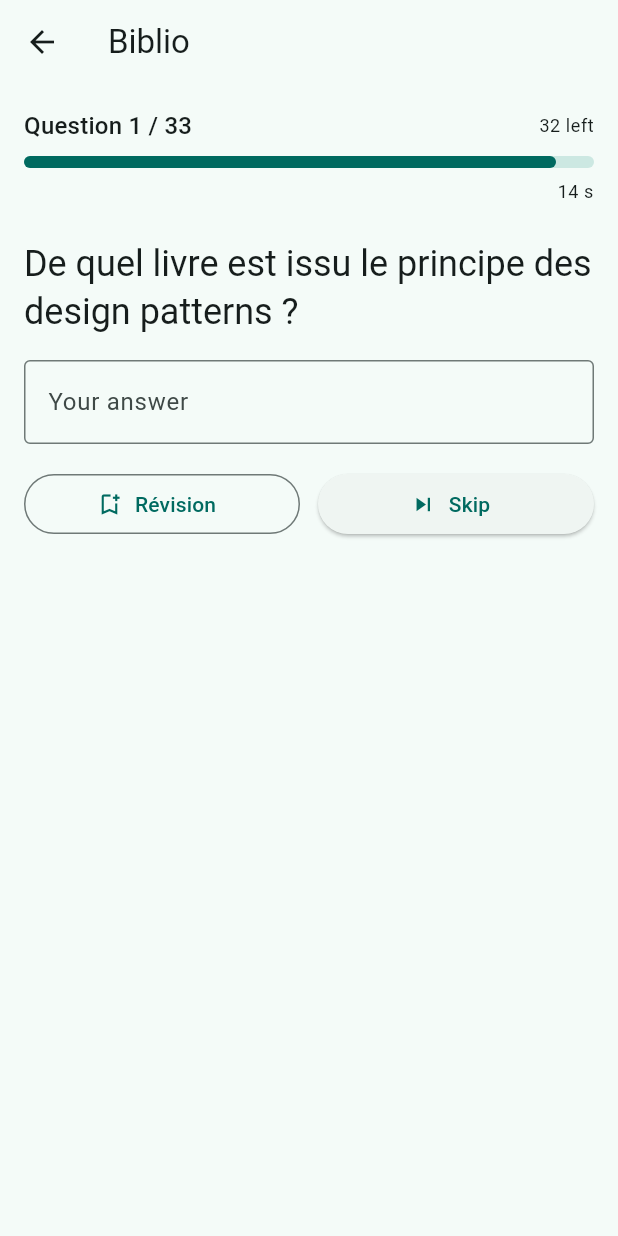
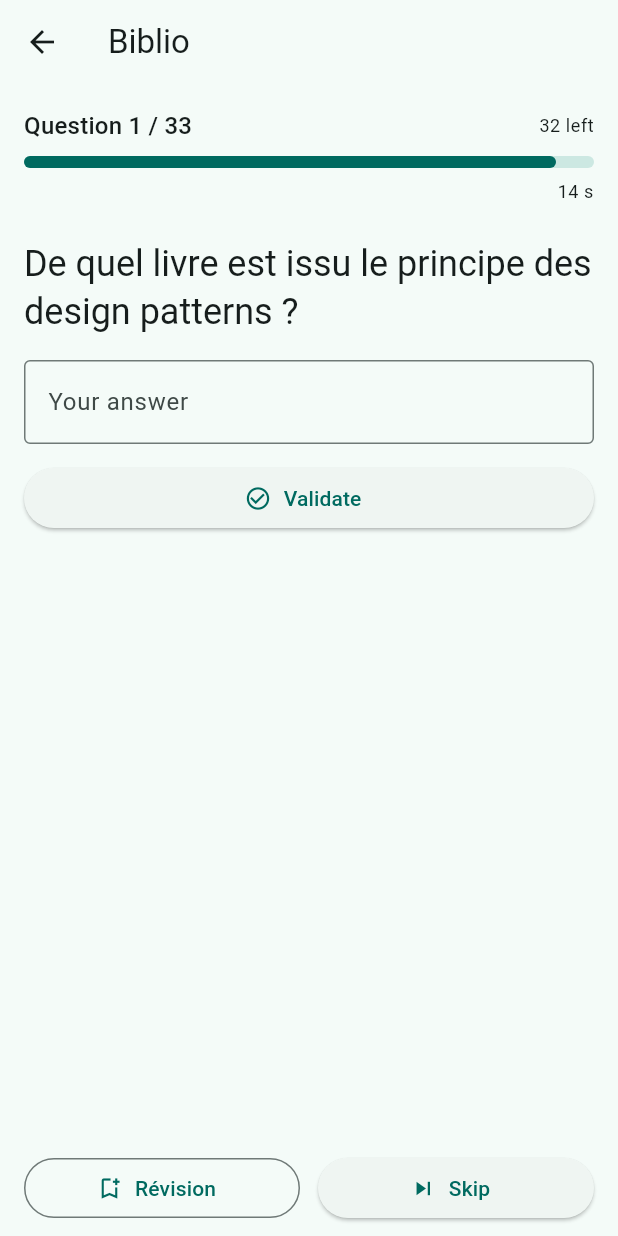
Before and after one commit to ImAliant/si-learning-flutter, a Flutter app: the screen it shows after launch, after a tap on "Biblio", on a phone screen of 412 x 824 dp. Run offline on Flutter 3.47's test engine with Material 3 defaults, Android fonts, the phone set to English and light mode, and no system bars; our stand-ins replace drift, flutter_riverpod; accounts and stored records are empty; generated files the repository leaves out were written again.

Commit message:
gave a static position for game buttons, add a validate button

```diff
--- a/lib/features/quiz/presentation/pages/game_page.dart
+++ b/lib/features/quiz/presentation/pages/game_page.dart
@@ -24,6 +24,8 @@ class _GamePageState extends ConsumerState<GamePage> {
   int _currentIndex = 0;
   int _timeLeft = _maxSeconds;
   bool _isComplete = false;
+  bool? _isAnswerCorrect;
+  final Map<int, bool> _revisionOverrides = {};
 
   @override
   void dispose() {
@@ -63,37 +65,49 @@ class _GamePageState extends ConsumerState<GamePage> {
     setState(() {
       _currentIndex += 1;
       _timeLeft = _maxSeconds;
+      _isAnswerCorrect = null;
     });
     _answerController.clear();
     _startTimer(totalQuestions);
   }
 
-  Future<void> _markForRevision(Question question) async {
-    if (question.needHelp) {
-      ScaffoldMessenger.of(
-        context,
-      ).showSnackBar(const SnackBar(content: Text('Already in "Révision".')));
-      return;
+  String _normalizeAnswer(String input) {
+    return input.trim().toLowerCase().replaceAll(RegExp(r'\s+'), ' ');
   }
 
-    await ref
-        .read(updateQuestionProvider)
-        .call(
-          Question(
+  void _validateAnswer(Question question) {
+    final userAnswer = _normalizeAnswer(_answerController.text);
+    final correctAnswer = _normalizeAnswer(question.answer);
+    setState(() {
+      _isAnswerCorrect = userAnswer.isNotEmpty && userAnswer == correctAnswer;
+    });
+  }
+
+  Future<void> _toggleRevision(Question question, bool isRevision) async {
+    final updated = Question(
       id: question.id,
       question: question.question,
       answer: question.answer,
       imageKey: question.imageKey,
       categoryId: question.categoryId,
-            needHelp: true,
-          ),
+      needHelp: !isRevision,
     );
+
+    setState(() {
+      _revisionOverrides[question.id] = !isRevision;
+    });
+
+    await ref.read(updateQuestionProvider).call(updated);
 
     if (!mounted) return;
 
-    ScaffoldMessenger.of(
-      context,
-    ).showSnackBar(const SnackBar(content: Text('Added to "Révision".')));
+    ScaffoldMessenger.of(context).showSnackBar(
+      SnackBar(
+        content: Text(
+          !isRevision ? 'Added to "Révision".' : 'Removed from "Révision".',
+        ),
+      ),
+    );
   }
 
   @override
@@ -117,7 +131,7 @@ class _GamePageState extends ConsumerState<GamePage> {
                 mainAxisAlignment: MainAxisAlignment.center,
                 children: [
                   const Icon(Icons.check_circle_outline, size: 48),
-                  const SizedBox(height: 12),
+                  const SizedBox(height: 24),
                   const Text('All questions completed.'),
                   const SizedBox(height: 12),
                   TextButton(
@@ -190,15 +204,62 @@ class _GamePageState extends ConsumerState<GamePage> {
                     border: OutlineInputBorder(),
                   ),
                   textInputAction: TextInputAction.done,
-                  onSubmitted: (_) => _goToNextQuestion(questions.length),
+                  onSubmitted: (_) => _validateAnswer(question),
                 ),
-                const SizedBox(height: 16),
-                Row(
+                const SizedBox(height: 12),
+                ElevatedButton.icon(
+                  onPressed: () => _validateAnswer(question),
+                  icon: const Icon(Icons.check_circle_outline),
+                  label: const Text('Validate'),
+                ),
+                if (_isAnswerCorrect != null) ...[
+                  const SizedBox(height: 8),
+                  Text(
+                    _isAnswerCorrect! ? 'Correct!' : 'Wrong answer.',
+                    style: Theme.of(context).textTheme.bodyMedium?.copyWith(
+                      color: _isAnswerCorrect! ? Colors.green : Colors.red,
+                      fontWeight: FontWeight.w600,
+                    ),
+                  ),
+                ],
+              ],
+            ),
+          );
+        },
+        loading: () => const Center(child: CircularProgressIndicator()),
+        error: (error, stackTrace) {
+          return Center(child: Text('Failed to load questions: $error'));
+        },
+      ),
+      bottomNavigationBar: questionsAsync.maybeWhen(
+        data: (questions) {
+          if (questions.isEmpty || _isComplete) {
+            return null;
+          }
+
+          final safeIndex = _currentIndex.clamp(0, questions.length - 1);
+          final question = questions[safeIndex];
+          final isRevision =
+              _revisionOverrides[question.id] ?? question.needHelp;
+
+          return SafeArea(
+            child: Padding(
+              padding: EdgeInsets.fromLTRB(
+                16,
+                8,
+                16,
+                8 + MediaQuery.viewInsetsOf(context).bottom,
+              ),
+              child: Row(
                 children: [
                   Expanded(
                     child: OutlinedButton.icon(
-                        onPressed: () => _markForRevision(question),
-                        icon: const Icon(Icons.bookmark_add_outlined),
+                      onPressed: () => _toggleRevision(question, isRevision),
+                      icon: Icon(
+                        isRevision
+                            ? Icons.bookmark
+                            : Icons.bookmark_add_outlined,
+                      ),
                       label: const Text('Révision'),
                     ),
                   ),
@@ -212,14 +273,10 @@ class _GamePageState extends ConsumerState<GamePage> {
                   ),
                 ],
               ),
-              ],
             ),
           );
         },
-        loading: () => const Center(child: CircularProgressIndicator()),
-        error: (error, stackTrace) {
-          return Center(child: Text('Failed to load questions: $error'));
-        },
+        orElse: () => null,
       ),
     );
   }
```
Lines whose indentation alone changed are shown as unchanged.
